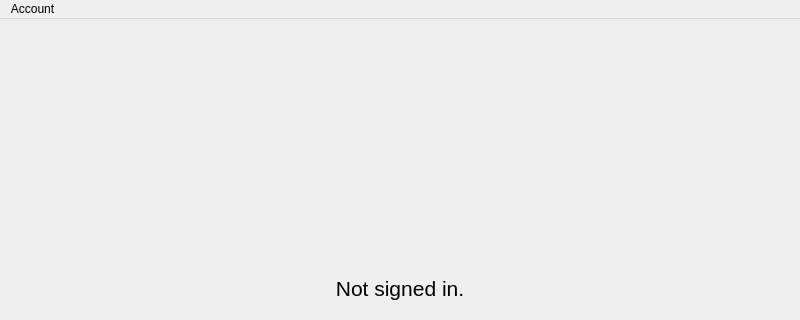
Above: src/app/mainwindow.ui from frutality/calendae before the change; both pictures show x 0 to 800 and y 0 to 320 of the 800 by 600 pixel window. Below: the same form after it.
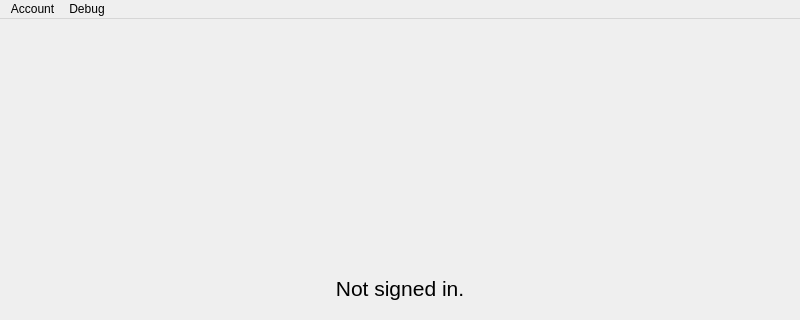
That is the form after the change.

The edit to the form file:
```diff
--- a/src/app/mainwindow.ui
+++ b/src/app/mainwindow.ui
@@ -229,7 +229,14 @@
     </property>
     <addaction name="actionSignOut"/>
    </widget>
+   <widget class="QMenu" name="menuDebug">
+    <property name="title">
+     <string>Debug</string>
+    </property>
+    <addaction name="actionTestNotification"/>
+   </widget>
    <addaction name="menuAccount"/>
+   <addaction name="menuDebug"/>
   </widget>
   <widget class="QStatusBar" name="statusbar"/>
   <action name="actionSignOut">
```
Left out of the diff: 5 changed lines with no effect on the pictures.
